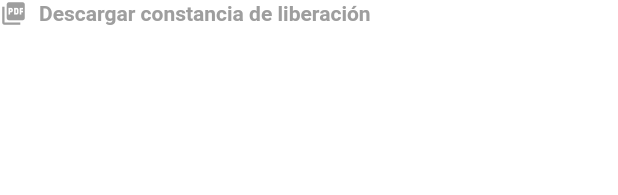
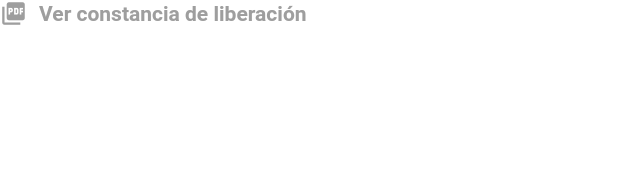
Before and after one commit to Miguel-Canul/Creditos-Complementarios-Movil, a Flutter app: the DownloadCertificateButton widget shown alone on an empty page, opened directly with empty values, on a phone screen of 412 x 824 dp. Shown: the top 195 px of the screen. Run offline on Flutter 3.47's test engine with Material 3 defaults, Android fonts, the phone set to English and light mode, and no system bars; our stand-ins replace shared_preferences; missing offline and left inert: amazon_cognito_identity_dart_2; accounts and stored records are empty; network calls fail.

Commit message:
Corrección título de botón

```diff
--- a/lib/screens/estudiante_dashboard/widgets/credits section/widgets/download_certificate_button.dart
+++ b/lib/screens/estudiante_dashboard/widgets/credits section/widgets/download_certificate_button.dart
@@ -54,7 +54,7 @@ class DownloadCertificateButton extends StatelessWidget {
       onPressed: onPressedAction,
       icon: Icon(Icons.picture_as_pdf, color: colorIcono, size: 18),
       label: Text(
-        'Descargar constancia de liberación',
+        'Ver constancia de liberación',
         style: TextStyle(
           color: colorTexto,
           fontWeight: FontWeight.w600,
```
